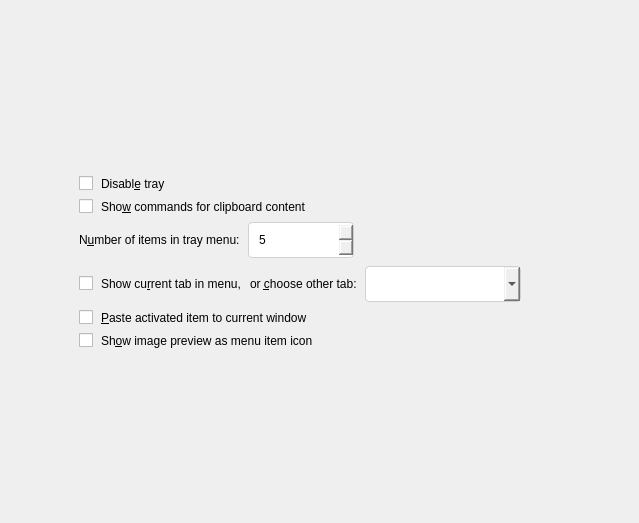
Before: the Qt Designer form src/ui/configtabtray.ui in ForgetiExistence/CopyQ, drawn with Qt 5.
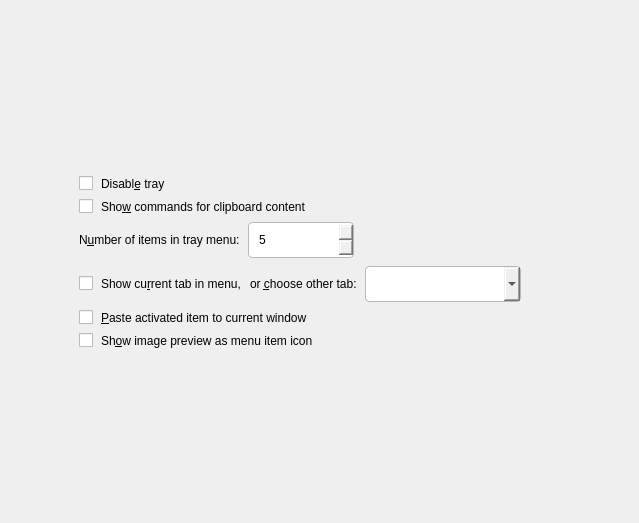
After: the same form once the commit is applied.

Commit message: Fix Win11 regressions: blank window, invisible menus, forced light theme

Diff of the .ui file:
```diff
--- a/src/ui/configtabtray.ui
+++ b/src/ui/configtabtray.ui
@@ -21,20 +21,20 @@
     border-radius: 4px;
     padding: 5px 12px;
     min-height: 24px;
-    border: 1px solid #E5E5E5;
-    background-color: #FBFBFB;
+    border: 1px solid palette(mid);
+    background-color: palette(button);
 }
 
 QLineEdit, QTextEdit, QPlainTextEdit {
     border-radius: 4px;
-    border: 1px solid #D1D1D1;
+    border: 1px solid palette(mid);
     padding: 5px 8px;
-    background-color: #FFFFFF;
+    background-color: palette(base);
 }
 
 QComboBox {
     border-radius: 4px;
-    border: 1px solid #D1D1D1;
+    border: 1px solid palette(mid);
     padding: 5px 8px;
     min-height: 24px;
     min-width: 120px;
@@ -42,7 +42,7 @@
 
 QSpinBox {
     border-radius: 4px;
-    border: 1px solid #D1D1D1;
+    border: 1px solid palette(mid);
     padding: 5px 8px;
     min-height: 24px;
     min-width: 72px;
@@ -54,18 +54,18 @@
 
 QGroupBox {
     border-radius: 8px;
-    border: 1px solid #E5E5E5;
+    border: 1px solid palette(mid);
     margin-top: 12px;
     padding: 12px;
 }
 
 QListWidget, QTreeWidget, QTableWidget {
     border-radius: 8px;
-    border: 1px solid #E5E5E5;
+    border: 1px solid palette(mid);
 }
 
 QTabWidget::pane {
-    border: 1px solid #E5E5E5;
+    border: 1px solid palette(mid);
     border-radius: 8px;
 }
 
@@ -76,8 +76,8 @@
 }
 
 QTabBar::tab:selected {
-    background-color: #0078D4;
-    color: #FFFFFF;
+    background-color: palette(highlight);
+    color: palette(highlighted-text);
 }
 
 QScrollBar {
@@ -88,7 +88,7 @@
 }
 
 QScrollBar::handle {
-    background: #C0C0C0;
+    background: palette(mid);
     border-radius: 4px;
     min-height: 24px;
 }
@@ -104,7 +104,7 @@
 }
 
 QDialog {
-    background-color: #F3F3F3;
+    background-color: palette(window);
 }</string>
    </property>
    <widget class="QWidget" name="scrollAreaWidgetContents_4">
```
Left out of the diff: 4 changed lines with no effect on the pictures. The commit also changes 34 other files.
